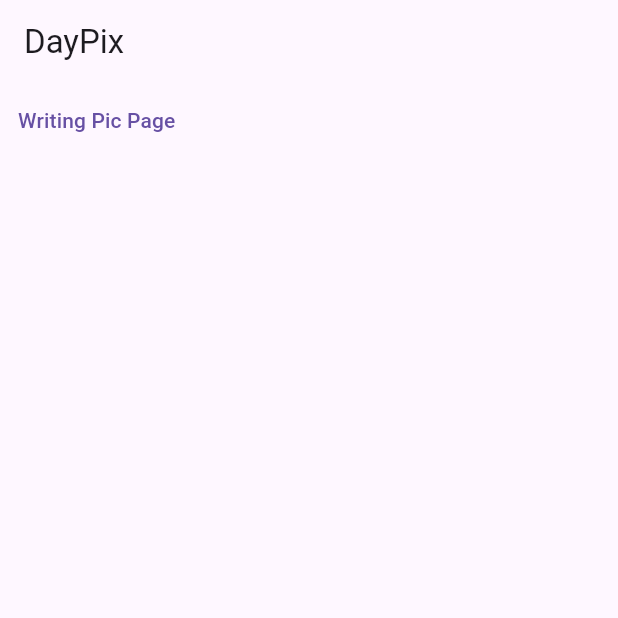
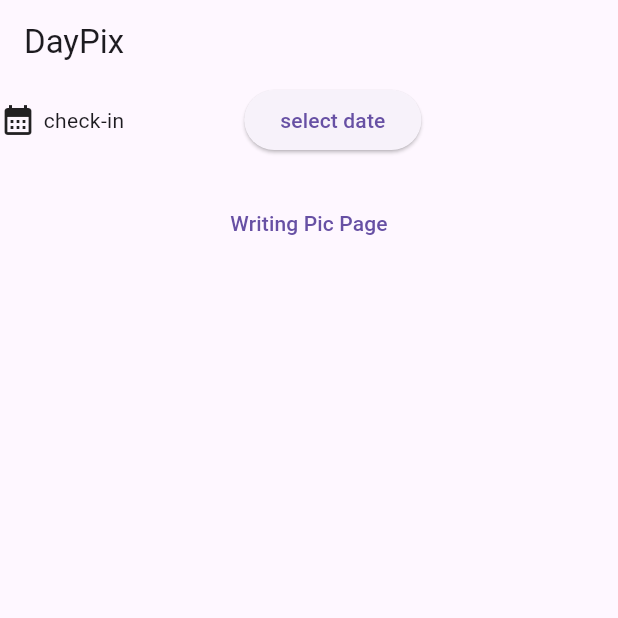
Before and after one commit to healim01/DayPix, a Flutter app: the screen it shows after launch, on a phone screen of 412 x 824 dp, the top half of it. Run offline on Flutter 3.47's test engine with Material 2 defaults, Android fonts, the phone set to English and light mode, and no system bars; our stand-ins replace firebase_core, image_picker; missing offline and left inert: kpostal; accounts and stored records are empty.

Commit message:
feat: add calendar

```diff
--- a/lib/home.dart
+++ b/lib/home.dart
@@ -1,8 +1,17 @@
 import 'package:daypix/wrt_pic.dart';
 import 'package:flutter/material.dart';
+import 'package:intl/intl.dart';
 
-class HomePage extends StatelessWidget {
+class HomePage extends StatefulWidget {
   const HomePage({super.key});
+
+  @override
+  State<HomePage> createState() => _HomePageState();
+}
+
+class _HomePageState extends State<HomePage> {
+  DateTime date = DateTime.now();
+  String formatDate = '';
 
   @override
   Widget build(BuildContext context) {
@@ -12,11 +21,40 @@
       ),
       body: Column(
         children: [
+          Row(
+            children: [
+              const Icon(Icons.calendar_month),
+              const SizedBox(width: 5),
+              const Text("check-in"),
+              const SizedBox(width: 80),
+              ElevatedButton(
+                onPressed: () async {
+                  final selectedDate = await showDatePicker(
+                    context: context,
+                    initialDate: date,
+                    firstDate: DateTime(2000),
+                    lastDate: DateTime(2040),
+                  );
+                  if (selectedDate != null) {
+                    setState(
+                      () {
+                        date = selectedDate;
+                        formatDate = DateFormat('yy/MM/dd (E)').format(date);
+                      },
+                    );
+                  }
+                },
+                child: const Text("select date"),
+              )
+            ],
+          ),
+          Text(formatDate),
           TextButton(
               onPressed: () {
                 Navigator.push(
                   context,
-                  MaterialPageRoute(builder: (context) => const WrtPicPage()),
+                  MaterialPageRoute(
+                      builder: (context) => WrtPicPage(date: formatDate)),
                 );
               },
               child: const Text("Writing Pic Page"))
```
